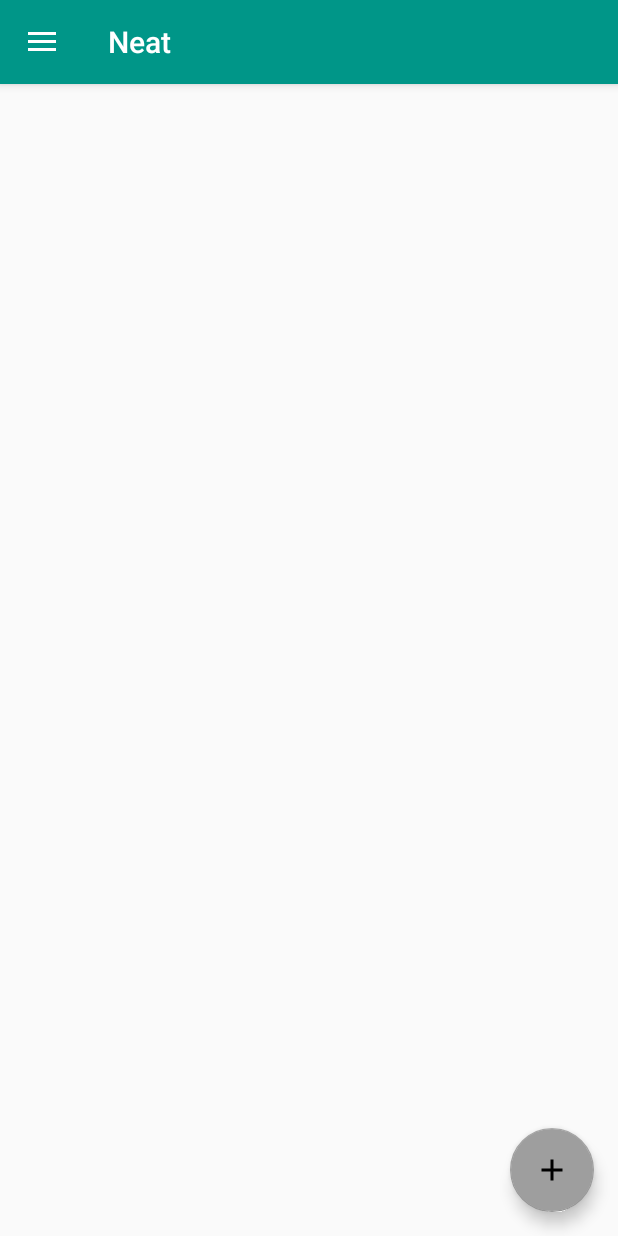
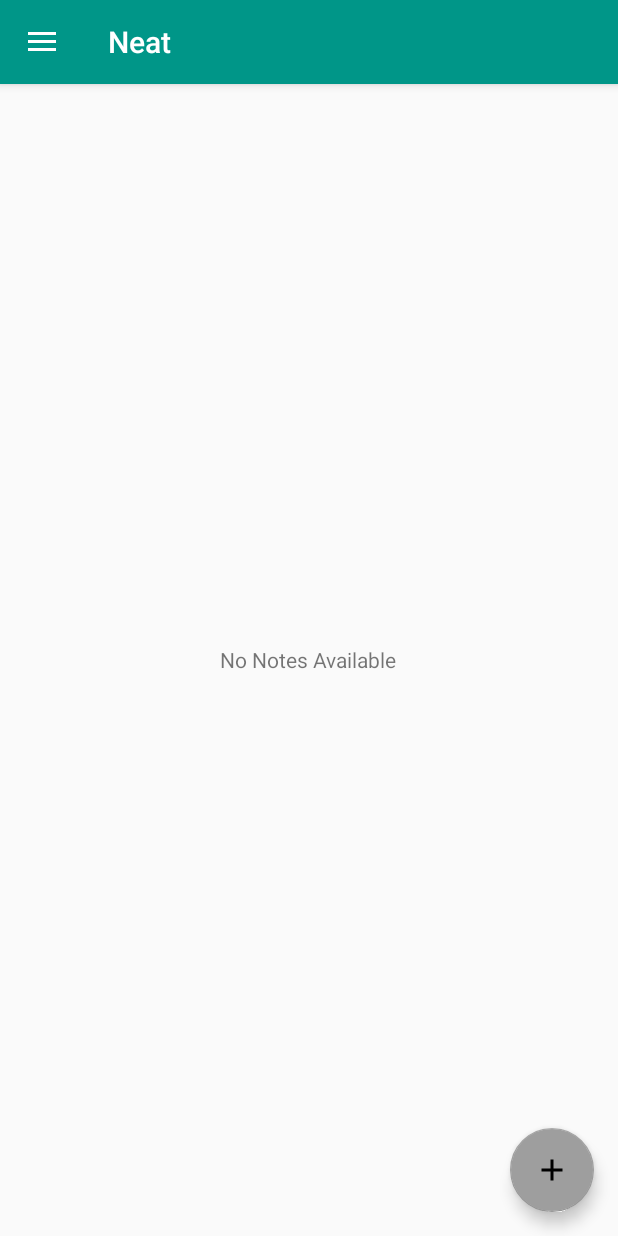
Before and after one commit to dushyantsingh23/Neat, an Android app: the screen it shows after launch (NotesListActivity), on a phone screen of 412 x 824 dp. Run offline under Robolectric (Android 15) with nearby library versions, the phone set to English and light mode, and no system bars; libraries missing offline, so code that uses them is left out: org.chalup.microorm.

Commit message:
Showing notes in recycler view

```diff
--- a/app/src/main/res/layout/content_notes_list.xml
+++ b/app/src/main/res/layout/content_notes_list.xml
@@ -14,7 +14,16 @@
 
     <android.support.v7.widget.RecyclerView
         android:id="@+id/recycler_view"
+        android:visibility="gone"
         android:layout_width="match_parent"
         android:layout_height="wrap_content">
     </android.support.v7.widget.RecyclerView>
+
+    <TextView
+        android:id="@+id/empty_view"
+        android:text="@string/no_notes"
+        android:layout_width="wrap_content"
+        android:layout_height="wrap_content"
+        android:layout_centerInParent="true"
+        android:gravity="center"/>
 </RelativeLayout>
--- a/app/src/main/res/values/strings.xml
+++ b/app/src/main/res/values/strings.xml
@@ -11,4 +11,5 @@
     <string name="title_main_activity">Neat</string>
     <string name="title_add_new_notes_activity">Add Note</string>
     <string name="text_about">Created by Dushyant</string>
+    <string name="no_notes">No Notes Available</string>
 </resources>
```
Also changed, not shown: app/src/main/java/com/neat/activity/NotesListActivity.java (+25 -5 lines).
